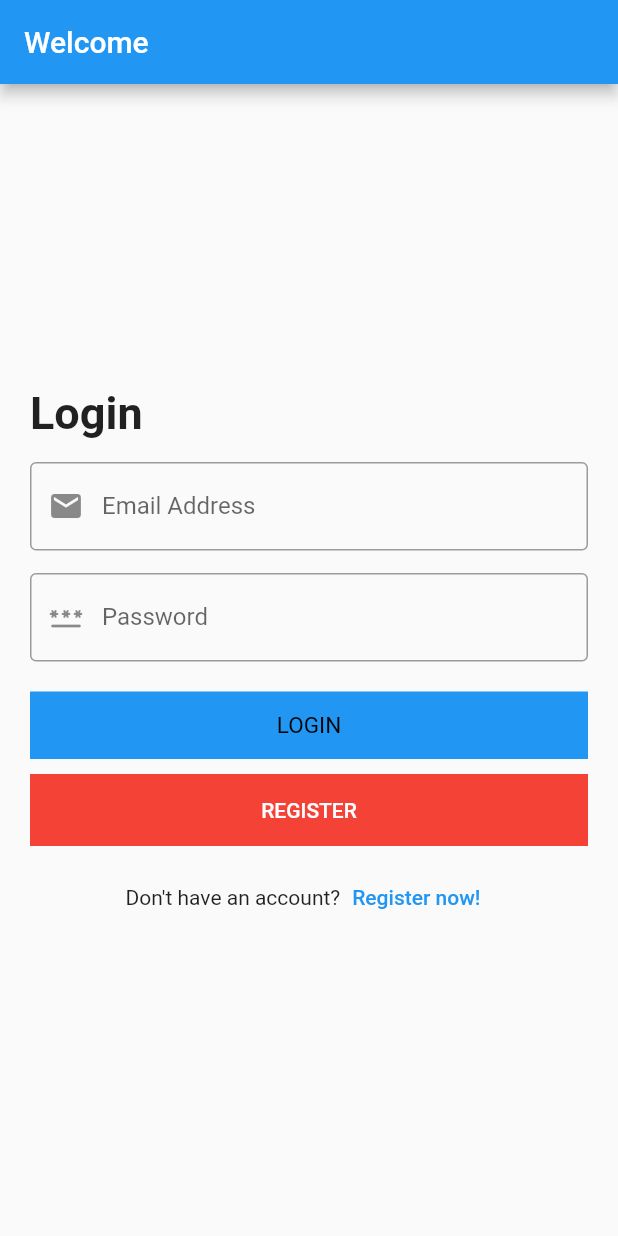
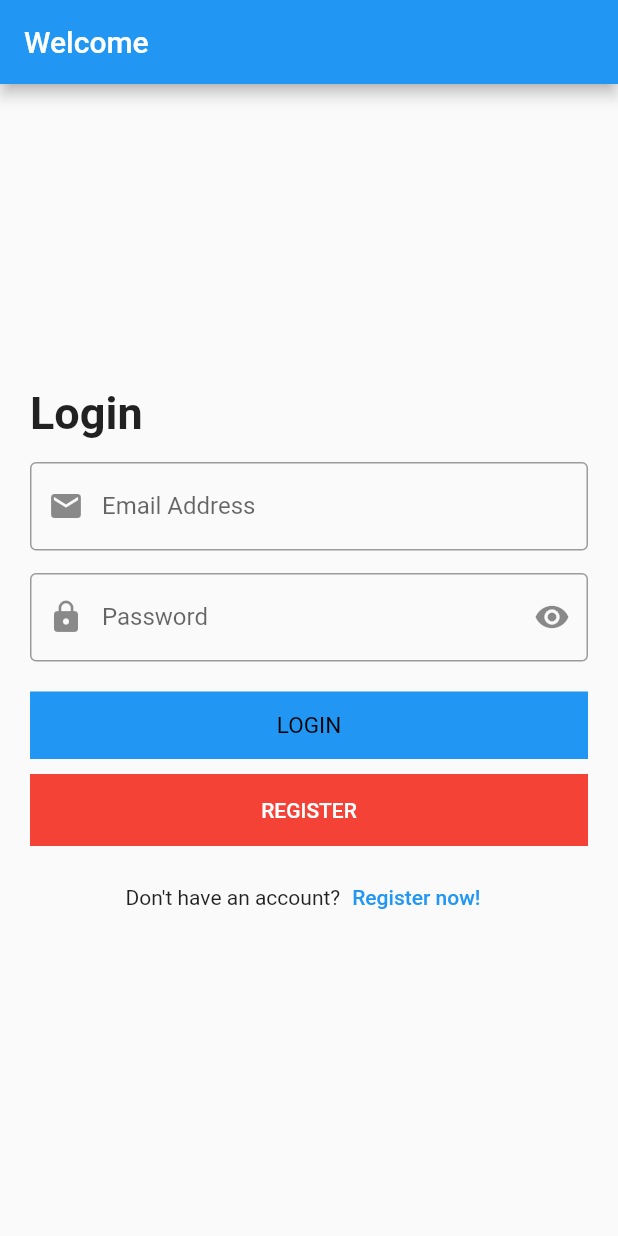
Before and after one commit to 3bdulra7manAmir/Login, a Flutter app: the screen it shows after launch, on a phone screen of 412 x 824 dp. Run offline on Flutter 3.47's test engine with Material 2 defaults, Android fonts, the phone set to English and light mode, and no system bars.

Commit message:
added suffixIcon

```diff
--- a/lib/screens/login.dart
+++ b/lib/screens/login.dart
@@ -20,6 +20,7 @@ String password = '';
       body:  Padding(padding: const EdgeInsets.all(20),
       child: Center(
         child: SingleChildScrollView(
+          child: Form(
             child: Column(
               crossAxisAlignment: CrossAxisAlignment.start,
               children: [
@@ -52,7 +53,8 @@ String password = '';
                 decoration: const InputDecoration(
                   hintText: "Password",
                   labelText: "Password",
-                prefixIcon: Icon(Icons.password_rounded),
+                  prefixIcon: Icon(Icons.lock),
+                  suffixIcon: Icon(Icons.remove_red_eye),
                   border: OutlineInputBorder(),
                 ),
                 //decoration: ,
@@ -80,6 +82,7 @@ String password = '';
           ),
         ),
       ),
+      ),
       );
   }
 }
--- a/lib/shared/components/default_btn.dart
+++ b/lib/shared/components/default_btn.dart
@@ -17,7 +17,8 @@ Container(
 
   child: MaterialButton(
   onPressed: function,
-  child: Text(txt.toUpperCase(), style: const TextStyle(color: Colors.white),
+  child: Text(txt.toUpperCase(),
+  style: const TextStyle(color: Colors.white),
   ),
   ),
 );
```
Lines whose indentation alone changed are shown as unchanged.
